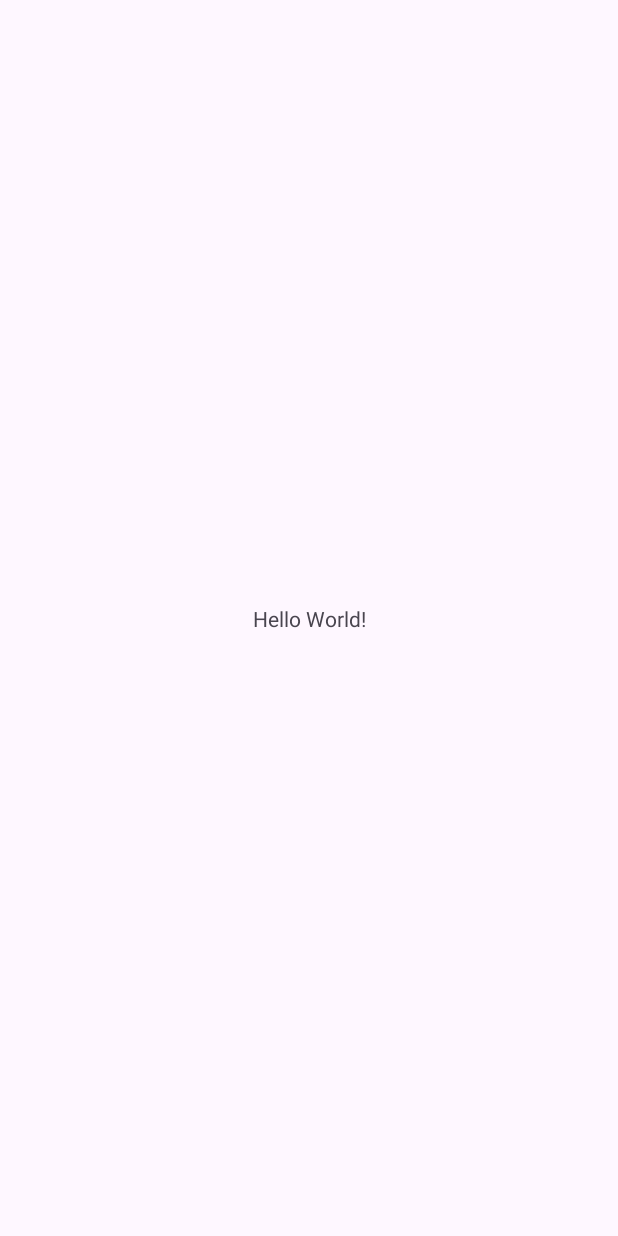
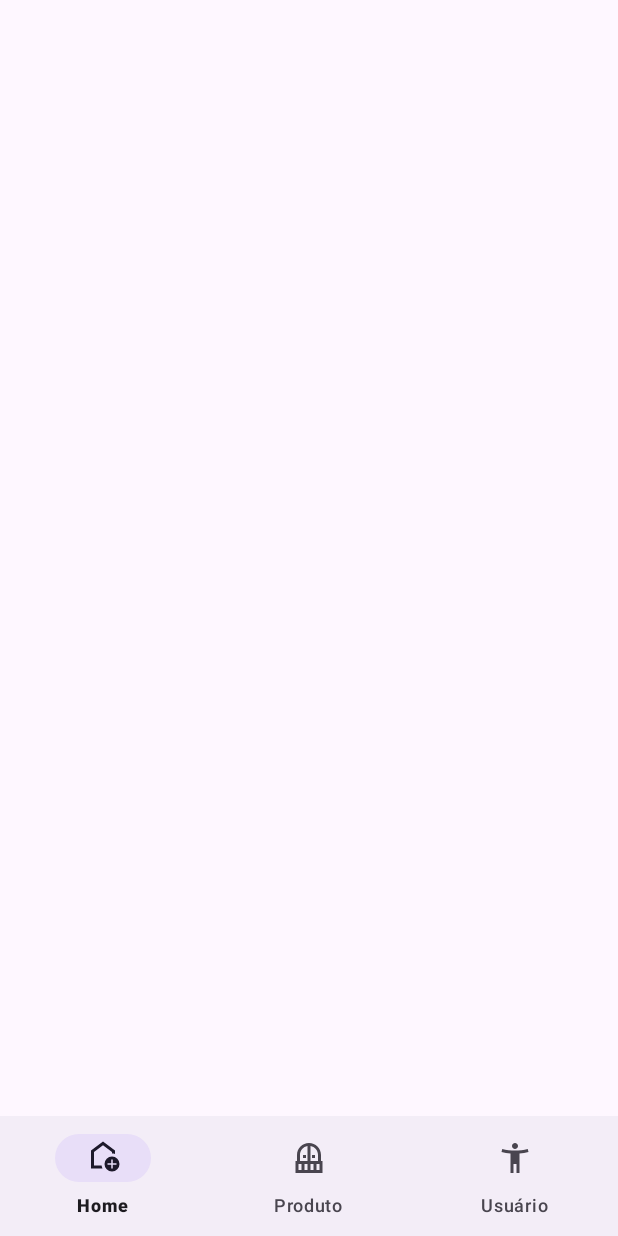
Before and after one commit to Aleffy-Discente/Des_Dispositivos_Mobile, an Android app: the screen it shows after launch (MainActivity), on a phone screen of 412 x 824 dp. Before the commit the screen is almost empty. Run offline under Robolectric (Android 15) with nearby library versions, the phone set to English and light mode, and no system bars.

Commit message:
Funcionou os menus V2
Se der poblema volta nesta versão

```diff
--- a/app/build.gradle.kts
+++ b/app/build.gradle.kts
@@ -5,7 +5,7 @@ plugins {
 
 android {
     namespace = "com.example.myapplication"
-    compileSdk = 35
+    compileSdk = 36
 
     defaultConfig {
         applicationId = "com.example.myapplication"
@@ -33,6 +33,9 @@ android {
     kotlinOptions {
         jvmTarget = "11"
     }
+    buildFeatures{
+        viewBinding = true
+    }
 }
 
 dependencies {
--- /dev/null
+++ b/app/src/main/res/drawable/ic_home.xml
@@ -0,0 +1,5 @@
+<vector xmlns:android="http://schemas.android.com/apk/res/android" android:height="24dp" android:tint="#000000" android:viewportHeight="960" android:viewportWidth="960" android:width="24dp">
+
+    <path android:fillColor="@android:color/white" android:pathData="M700,760L740,760L740,660L840,660L840,620L740,620L740,520L700,520L700,620L600,620L600,660L700,660L700,760ZM720,840Q637,840 578.5,781.5Q520,723 520,640Q520,557 578.5,498.5Q637,440 720,440Q803,440 861.5,498.5Q920,557 920,640Q920,723 861.5,781.5Q803,840 720,840ZM160,760L160,280L480,40L800,280L800,372Q781,366 761,363Q741,360 720,360L720,320L480,140L240,320L240,680L443,680Q446,701 452,721Q458,741 467,760L160,760ZM480,410L480,410L480,410L480,410L480,410Q480,410 480,410Q480,410 480,410Q480,410 480,410Q480,410 480,410Z"/>
+
+</vector>
--- /dev/null
+++ b/app/src/main/res/drawable/ic_people.xml
@@ -0,0 +1,5 @@
+<vector xmlns:android="http://schemas.android.com/apk/res/android" android:height="24dp" android:tint="#000000" android:viewportHeight="24" android:viewportWidth="24" android:width="24dp">
+
+    <path android:fillColor="@android:color/white" android:pathData="M20.5,6c-2.61,0.7 -5.67,1 -8.5,1s-5.89,-0.3 -8.5,-1L3,8c1.86,0.5 4,0.83 6,1v13h2v-6h2v6h2V9c2,-0.17 4.14,-0.5 6,-1l-0.5,-2zM12,6c1.1,0 2,-0.9 2,-2s-0.9,-2 -2,-2 -2,0.9 -2,2 0.9,2 2,2z"/>
+
+</vector>
--- /dev/null
+++ b/app/src/main/res/drawable/ic_product.xml
@@ -0,0 +1,5 @@
+<vector xmlns:android="http://schemas.android.com/apk/res/android" android:height="24dp" android:tint="#000000" android:viewportHeight="24" android:viewportWidth="24" android:width="24dp">
+
+    <path android:fillColor="@android:color/white" android:pathData="M10,10v2H8v-2H10zM16,12v-2h-2v2H16zM21,14v8H3v-8h1v-4c0,-4.42 3.58,-8 8,-8s8,3.58 8,8v4H21zM7,16H5v4h2V16zM11,16H9v4h2V16zM11,4.08C8.16,4.56 6,7.03 6,10v4h5V4.08zM13,14h5v-4c0,-2.97 -2.16,-5.44 -5,-5.92V14zM15,16h-2v4h2V16zM19,16h-2v4h2V16z"/>
+
+</vector>
--- a/app/src/main/res/layout/activity_main.xml
+++ b/app/src/main/res/layout/activity_main.xml
@@ -7,13 +7,13 @@
     android:layout_height="match_parent"
     tools:context=".MainActivity">
 
-    <TextView
-        android:layout_width="wrap_content"
+    <com.google.android.material.bottomnavigation.BottomNavigationView
+        android:id="@+id/bottom_navigation"
+        android:layout_width="match_parent"
         android:layout_height="wrap_content"
-        android:text="Hello World!"
         app:layout_constraintBottom_toBottomOf="parent"
         app:layout_constraintEnd_toEndOf="parent"
         app:layout_constraintStart_toStartOf="parent"
-        app:layout_constraintTop_toTopOf="parent" />
+        app:menu="@menu/bottom_navigation_menu" />
 
 </androidx.constraintlayout.widget.ConstraintLayout>
--- /dev/null
+++ b/app/src/main/res/menu/bottom_navigation_menu.xml
@@ -0,0 +1,20 @@
+<?xml version="1.0" encoding="utf-8"?>
+<menu xmlns:android="http://schemas.android.com/apk/res/android">
+
+    <item
+        android:id="@+id/home"
+        android:enabled="true"
+        android:icon="@drawable/ic_home"
+        android:title="@string/text_label_1"/>
+    <item
+        android:id="@+id/product"
+        android:enabled="true"
+        android:icon="@drawable/ic_product"
+        android:title="@string/text_label_2"/>
+    <item
+        android:id="@+id/user"
+        android:enabled="true"
+        android:icon="@drawable/ic_people"
+        android:title="@string/text_label_3"/>
+
+</menu>
--- a/app/src/main/res/values/strings.xml
+++ b/app/src/main/res/values/strings.xml
@@ -1,3 +1,6 @@
 <resources>
     <string name="app_name">My Application</string>
+    <string name="text_label_1">Home</string>
+    <string name="text_label_2">Produto</string>
+    <string name="text_label_3">Usuário</string>
 </resources>
```
